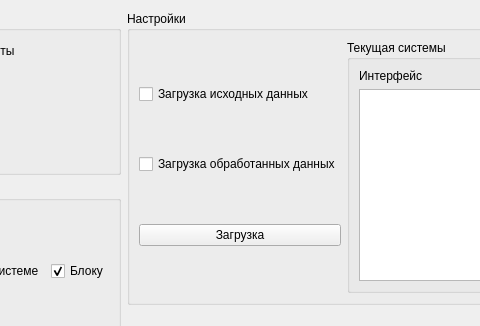
Above: formCurciut.ui from FedorGurin/ConfDCS before the change; both pictures show x 167 to 647 and y 0 to 326 of the 979 by 653 pixel window. Below: the same form after it.
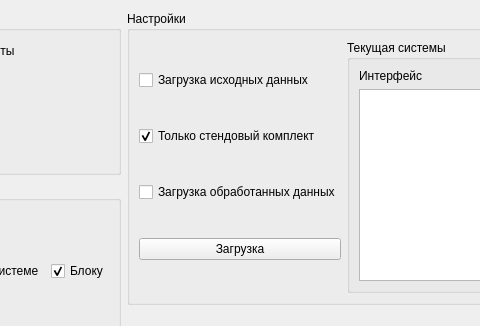
That is the form after the change.

Commit message: + оптимизация кода

What changed in the file:
```diff
--- a/formCurciut.ui
+++ b/formCurciut.ui
@@ -115,6 +115,16 @@
                 </property>
                </widget>
               </item>
+              <item>
+               <widget class="QCheckBox" name="checkBoxStend">
+                <property name="text">
+                 <string>Только стендовый комплект</string>
+                </property>
+                <property name="checked">
+                 <bool>true</bool>
+                </property>
+               </widget>
+              </item>
               <item>
                <widget class="QCheckBox" name="checkBoxLoadParsed">
                 <property name="text">
```
The commit also changes 2 other files.
